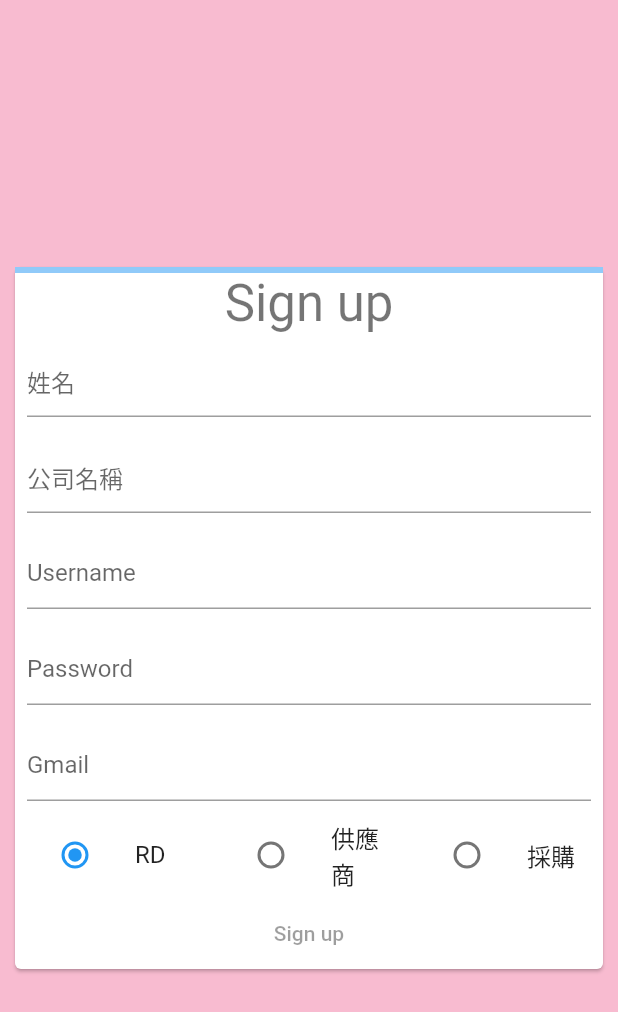
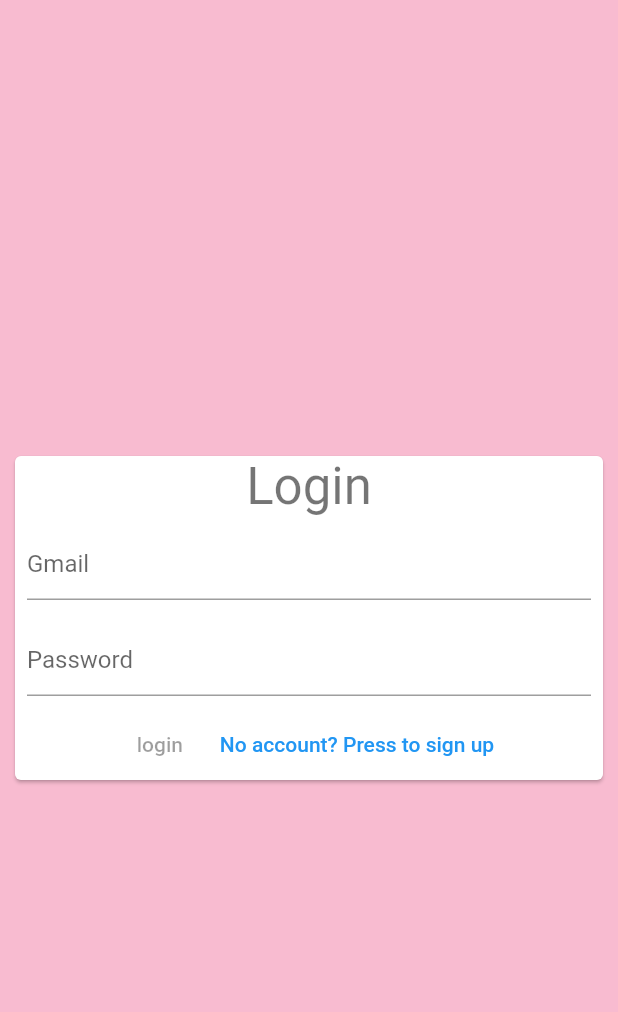
Before and after one commit to Jack-1D/price_system, a Flutter app: the screen it shows after launch, on a phone screen of 412 x 824 dp. Shown: the top 1012 px of the screen. Run offline on Flutter 3.47's test engine with Material 2 defaults, Android fonts, the phone set to English and light mode, and no system bars; our stand-ins replace cloud_firestore, firebase_auth, firebase_core; accounts and stored records are empty; statements that could not run were skipped.

Commit message:
add login page

```diff
--- a/lib/character.dart
+++ b/lib/character.dart
@@ -3,7 +3,7 @@ import 'package:flutter/material.dart';
 class CharacterSelection extends StatefulWidget {
   final String groupValue;
   final Function(String) onChanged;
-  const CharacterSelection(this.groupValue, this.onChanged);
+  const CharacterSelection(this.groupValue, this.onChanged, {super.key});
 
   @override
   State<CharacterSelection> createState() => _CharacterSelectionState();
--- a/lib/main.dart
+++ b/lib/main.dart
@@ -1,11 +1,17 @@
 import 'package:flutter/material.dart';
 import 'package:firebase_core/firebase_core.dart';
 import 'package:flutter/services.dart';
+import 'package:price_system/rd/rd_page.dart';
+import 'package:price_system/signin.dart';
 import 'package:price_system/signup.dart';
 import 'firebase_options.dart';
 import 'package:cloud_firestore/cloud_firestore.dart';
 
-void main() {
+void main() async {
+  WidgetsFlutterBinding.ensureInitialized();
+  await Firebase.initializeApp(
+    options: DefaultFirebaseOptions.currentPlatform,
+  );
   runApp(const SignUpApp());
 }
 
@@ -16,14 +22,14 @@ class SignUpApp extends StatelessWidget {
   Widget build(BuildContext context) {
     return MaterialApp(
       routes: {
-        '/': (context) => const SignUpScreen(),
+        '/': (context) => const SignInScreen(),
+        '/signup': (context) => const SignUpScreen(),
         '/welcome': (context) => const WelcomeScreen(),
+        '/RD': (context) => const RDScrren(),
       },
     );
   }
 }
-
-
 
 class WelcomeScreen extends StatelessWidget {
   const WelcomeScreen({super.key});
--- /dev/null
+++ b/lib/signin.dart
@@ -0,0 +1,162 @@
+import 'package:cloud_firestore/cloud_firestore.dart';
+import 'package:firebase_auth/firebase_auth.dart';
+import 'package:flutter/material.dart';
+import 'package:flutter/services.dart';
+import 'package:price_system/db_service.dart';
+import 'package:price_system/rd/rd_page.dart';
+
+class SignInScreen extends StatelessWidget {
+  const SignInScreen({super.key});
+
+  @override
+  Widget build(BuildContext context) {
+    return Scaffold(
+      backgroundColor: Colors.pink[100],
+      body: const Center(
+        child: SizedBox(
+          width: 400,
+          child: Card(
+            child: SignInForm(),
+          ),
+        ),
+      ),
+    );
+  }
+}
+
+class SignInForm extends StatefulWidget {
+  const SignInForm({super.key});
+
+  @override
+  State<SignInForm> createState() => _SignInFormState();
+}
+
+class _SignInFormState extends State<SignInForm> {
+  final _gmailTextController = TextEditingController();
+  final _passwordTextController = TextEditingController();
+  final _auth = FirebaseAuth.instance;
+  final _formKey = GlobalKey<FormState>();
+
+  @override
+  Widget build(BuildContext context) {
+    return Form(
+      key: _formKey,
+      onChanged: _updateFormProgress,
+      child: Column(
+        mainAxisSize: MainAxisSize.min,
+        children: [
+          Text('Login', style: Theme.of(context).textTheme.headlineMedium),
+          Padding(
+            padding: const EdgeInsets.all(8),
+            child: TextFormField(
+              controller: _gmailTextController,
+              decoration: const InputDecoration(hintText: 'Gmail'),
+              keyboardType: TextInputType.emailAddress,
+              inputFormatters: [
+                FilteringTextInputFormatter.allow(
+                    RegExp("[a-zA-Z0-9@!#\$%&'*+-/=?^_`{|}~:;,<>()\".]"))
+              ],
+              validator: (value) {
+                final bool valid = RegExp(
+                        r'^(([^<>()[\]\\.,;:\s@\"]+(\.[^<>()[\]\\.,;:\s@\"]+)*)|(\".+\"))@((\[[0-9]{1,3}\.[0-9]{1,3}\.[0-9]{1,3}\.[0-9]{1,3}\])|(([a-zA-Z\-0-9]+\.)+[a-zA-Z]{2,}))$')
+                    .hasMatch(value!);
+                if (value.isEmpty || !valid) {
+                  return '請輸入正確信箱';
+                }
+                return null;
+              },
+            ),
+          ),
+          Padding(
+            padding: const EdgeInsets.all(8),
+            child: TextFormField(
+              controller: _passwordTextController,
+              obscureText: true,
+              decoration: const InputDecoration(hintText: 'Password'),
+              keyboardType: TextInputType.emailAddress,
+            ),
+          ),
+          Row(
+            mainAxisAlignment: MainAxisAlignment.center,
+            children: [
+              TextButton(
+                style: ButtonStyle(
+                  foregroundColor: MaterialStateProperty.resolveWith((states) {
+                    return states.contains(MaterialState.disabled)
+                        ? null
+                        : Colors.white;
+                  }),
+                  backgroundColor: MaterialStateProperty.resolveWith((states) {
+                    return states.contains(MaterialState.disabled)
+                        ? null
+                        : Colors.blue;
+                  }),
+                ),
+                onPressed: _gmailTextController.value.text.isNotEmpty &&
+                        _passwordTextController.value.text.isNotEmpty
+                    ? () async {
+                        if (!_formKey.currentState!.validate()) {
+                          return;
+                        }
+                        _formKey.currentState!.save();
+                        User? userdetail = await signin(
+                            gmail: _gmailTextController.text,
+                            password: _passwordTextController.text);
+                        if (userdetail != null) {
+                          dynamic user = await FireDB().getUser(userdetail.uid);
+                          switch (user['character']) {
+                            case "RD":
+                              Navigator.of(context).pushNamedAndRemoveUntil(
+                                  "/RD", (route) => false, arguments: user);
+                              break;
+                            case "Supplier":
+                              break;
+                            case "PD":
+                              break;
+                            default:
+                          }
+                        }
+                      }
+                    : null,
+                child: const Text('login'),
+              ),
+              TextButton(
+                style: ButtonStyle(
+                  foregroundColor: MaterialStateProperty.resolveWith((states) {
+                    return Colors.blue;
+                  }),
+                ),
+                onPressed: () {
+                  Navigator.of(context).pushNamed("/signup");
+                },
+                child: const Text('No account? Press to sign up'),
+              )
+            ],
+          ),
+        ],
+      ),
+    );
+  }
+
+  void _updateFormProgress() {
+    setState(() {});
+  }
+
+  Future<User?> signin(
+      {required String gmail, required String password}) async {
+    try {
+      dynamic authResult;
+      authResult = await _auth.signInWithEmailAndPassword(
+          email: gmail, password: password);
+      return authResult.user;
+    } on FirebaseAuthException catch (err) {
+      ScaffoldMessenger.of(context).showSnackBar(SnackBar(
+        behavior: SnackBarBehavior.floating,
+        backgroundColor: Theme.of(context).primaryColor.withOpacity(0.8),
+        elevation: 0,
+        content: Text("Gmail or Password error (${err.code})"),
+      ));
+    }
+    return null;
+  }
+}
--- a/pubspec.yaml
+++ b/pubspec.yaml
@@ -38,6 +38,7 @@ dependencies:
   cupertino_icons: ^1.0.2
   cloud_firestore: ^4.13.3
   firebase_core: ^2.24.0
+  firebase_auth: ^4.15.0
 
 dev_dependencies:
   flutter_test:
```
Also changed, not shown: lib/db_service.dart (+37 -8 lines), lib/emailVerify.dart (added, +105 -0 lines), lib/rd/addpaper.dart (added, +15 -0 lines), lib/rd/rd_page.dart (added, +58 -0 lines), lib/rd/showpaper.dart (added, +15 -0 lines), lib/signup.dart (+151 -7 lines), lib/user_maintain.dart (added, +15 -0 lines), lib/pd/pd_page.dart (added), lib/supplier/supplier_page.dart (added), pubspec.lock, 4 other files.
